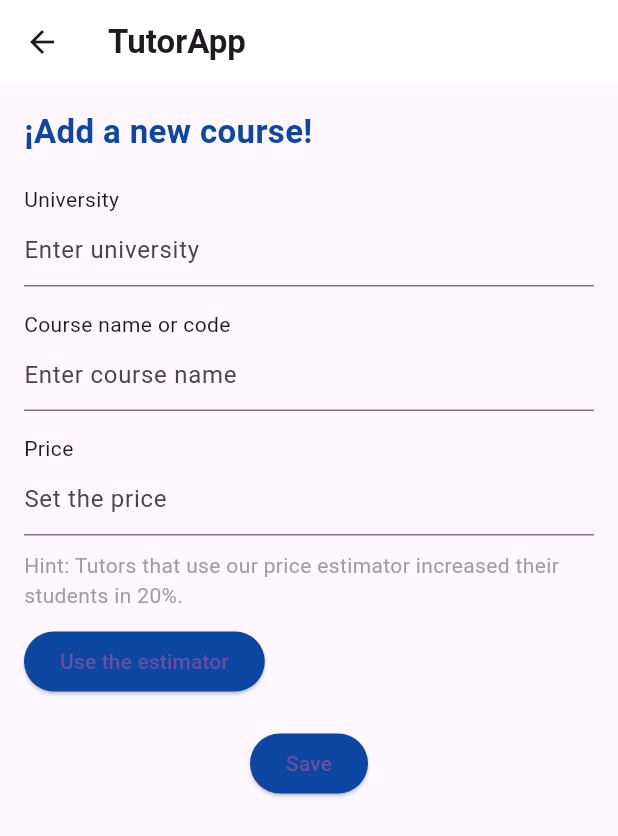
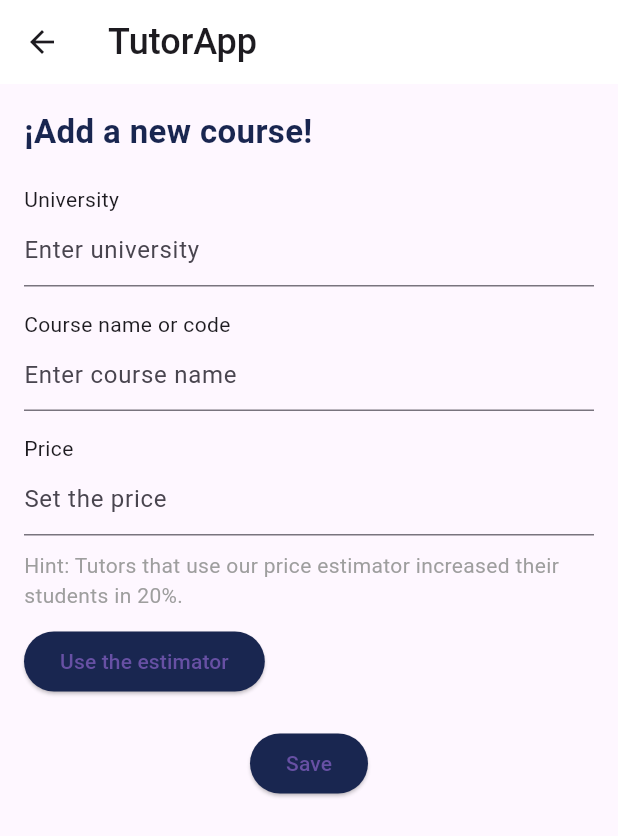
Before and after one commit to ISIS3510-2025-10-Grupo34/Dart-app, a Flutter app: the TutorProfile screen opened directly, after a tap on the "add" icon, on a phone screen of 412 x 824 dp. Shown: the top 836 px of the screen. Run offline on Flutter 3.47's test engine with Material 3 defaults, Android fonts, the phone set to English and light mode, and no system bars; our stand-ins replace flutter_rating_bar, font_awesome_flutter.

Commit message:
Cambio paleta de calores y vista de add course

```diff
--- a/tutor_app/lib/screens/add_course_screen.dart
+++ b/tutor_app/lib/screens/add_course_screen.dart
@@ -37,8 +37,8 @@ class _AddCourseScreenState extends State<AddCourseScreen> {
   Widget build(BuildContext context) {
     return Scaffold(
       appBar: AppBar(
-        title: Text('TutorApp', style: TextStyle(fontWeight: FontWeight.bold)),
-        backgroundColor: Colors.white,
+        title: Text("TutorApp",style: TextStyle( fontSize: 24,fontWeight: FontWeight.w500,)),
+        backgroundColor:  Color(0xFFFFFFFF),
         elevation: 0,
       ),
       body: Padding(
@@ -48,7 +48,7 @@ class _AddCourseScreenState extends State<AddCourseScreen> {
           children: [
             Text(
               "¡Add a new course!",
-              style: TextStyle(fontSize: 22, fontWeight: FontWeight.bold, color: Colors.blue.shade900),
+              style: TextStyle(fontSize: 22, fontWeight: FontWeight.bold, color:  Color(0xFF192650)),
             ),
             SizedBox(height: 20),
 
@@ -121,7 +121,7 @@ class _AddCourseScreenState extends State<AddCourseScreen> {
                 // Implementar funcionalidad del estimador de precios
               },
               child: Text("Use the estimator"),
-              style: ElevatedButton.styleFrom(backgroundColor: Colors.blue.shade900),
+              style: ElevatedButton.styleFrom(backgroundColor:  Color(0xFF192650)),
             ),
 
             SizedBox(height: 20),
@@ -131,7 +131,7 @@ class _AddCourseScreenState extends State<AddCourseScreen> {
                   // Implementar acción de guardar curso
                 },
                 child: Text("Save"),
-                style: ElevatedButton.styleFrom(backgroundColor: Colors.blue.shade900),
+                style: ElevatedButton.styleFrom(backgroundColor:  Color(0xFF192650)),
               ),
             ),
           ],
--- a/tutor_app/lib/screens/tutor_reviews.dart
+++ b/tutor_app/lib/screens/tutor_reviews.dart
@@ -1,6 +1,7 @@
 import 'package:flutter/material.dart';
 import 'package:flutter_rating_bar/flutter_rating_bar.dart';
 import 'package:font_awesome_flutter/font_awesome_flutter.dart';
+import 'package:tutor_app/screens/write_review_screen.dart';
 import 'add_course_screen.dart';
 
 class TutorProfile extends StatelessWidget {
@@ -10,8 +11,8 @@ class TutorProfile extends StatelessWidget {
   Widget build(BuildContext context) {
     return Scaffold(
       appBar: AppBar(
-        title: Text('TutorApp', style: TextStyle(fontWeight: FontWeight.bold)),
-        backgroundColor: Colors.white,
+        title: Text("TutorApp",style: TextStyle( fontSize: 24,fontWeight: FontWeight.w500,)),
+        backgroundColor:  Color(0xFFFFFFFF),
         elevation: 0,
         centerTitle: false,
       ),
@@ -25,7 +26,7 @@ class TutorProfile extends StatelessWidget {
                 children: [
                   CircleAvatar(
                     radius: 40,
-                    backgroundColor: Colors.blue.shade900,
+                    backgroundColor:  Color(0xFF192650),
                     child: Text(
                       'A',
                       style: TextStyle(fontSize: 32, color: Colors.white),
@@ -45,7 +46,7 @@ class TutorProfile extends StatelessWidget {
                     rating: 4.0,
                     itemBuilder: (context, index) => Icon(
                       Icons.star,
-                      color: Colors.amber,
+                      color:  Color(0xFF192650),
                     ),
                     itemCount: 5,
                     itemSize: 24.0,
@@ -56,7 +57,7 @@ class TutorProfile extends StatelessWidget {
             SizedBox(height: 20),
             Row(
               children: [
-                Icon(FontAwesomeIcons.whatsapp, color: Colors.blue.shade900),
+                Icon(FontAwesomeIcons.whatsapp, color:  Color(0xFF192650)),
                 SizedBox(width: 10),
                 Text('3045748603', style: TextStyle(fontSize: 16)),
               ],
@@ -67,13 +68,13 @@ class TutorProfile extends StatelessWidget {
               children: [
                 Row(
                   children: [
-                    Icon(Icons.book, color: Colors.blue.shade900),
+                    Icon(Icons.book, color:  Color(0xFF192650)),
                     SizedBox(width: 10),
                     Text('Moviles', style: TextStyle(fontSize: 16)),
                   ],
                 ),
                 IconButton(
-                  icon: Icon(Icons.add, color: Colors.blue.shade900),
+                  icon: Icon(Icons.add, color:  Color(0xFF192650)),
                   onPressed: () {
                     Navigator.push(
                       context,
@@ -90,14 +91,14 @@ class TutorProfile extends StatelessWidget {
                 itemBuilder: (context, index) {
                   return ListTile(
                     leading: CircleAvatar(
-                      backgroundColor: Colors.blue.shade900,
+                      backgroundColor:  Color(0xFF192650),
                       child: Text('A', style: TextStyle(color: Colors.white)),
                     ),
                     title: RatingBarIndicator(
                       rating: 4.0,
                       itemBuilder: (context, index) => Icon(
                         Icons.star,
-                        color: Colors.amber,
+                        color:  Color(0xFF192650),
                       ),
                       itemCount: 5,
                       itemSize: 20.0,
@@ -108,11 +109,18 @@ class TutorProfile extends StatelessWidget {
               ),
             ),
             Center(
-              child: ElevatedButton(
-                onPressed: () {},
-                child: Text('Edit profile'),
+              child:
+              //Navegar a la página de agregar review
+               ElevatedButton(
+                onPressed: () {
+                  Navigator.push(
+                    context,
+                    MaterialPageRoute(builder: (context) => WriteReviewScreen()),
+                  );
+                },
+                child: Text('Write a review' ,style: TextStyle(color: Colors.white)),
                 style: ElevatedButton.styleFrom(
-                  backgroundColor: Colors.blue.shade900,
+                  backgroundColor:  Color(0xFF192650),
                   shape: RoundedRectangleBorder(
                     borderRadius: BorderRadius.circular(8.0),
                   ),
```
Also changed, not shown: tutor_app/lib/screens/connect_students_screen.dart (+9 -6 lines), tutor_app/lib/screens/home_screen.dart (+40 -18 lines), tutor_app/lib/screens/write_review_screen.dart (+8 -8 lines).
